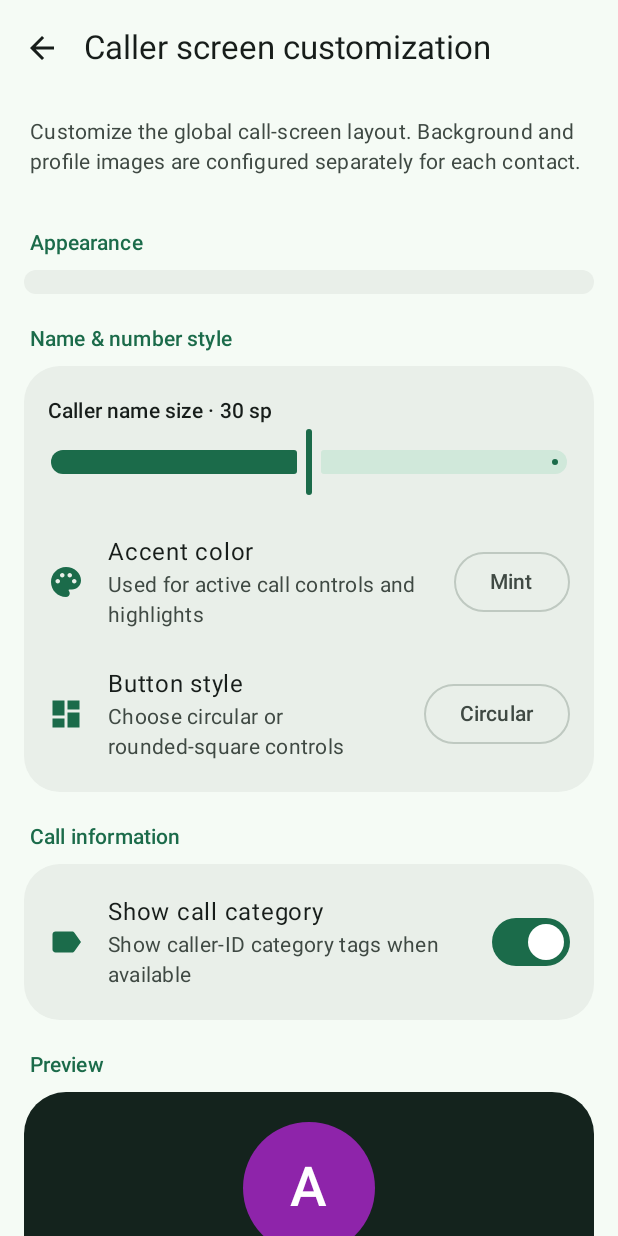
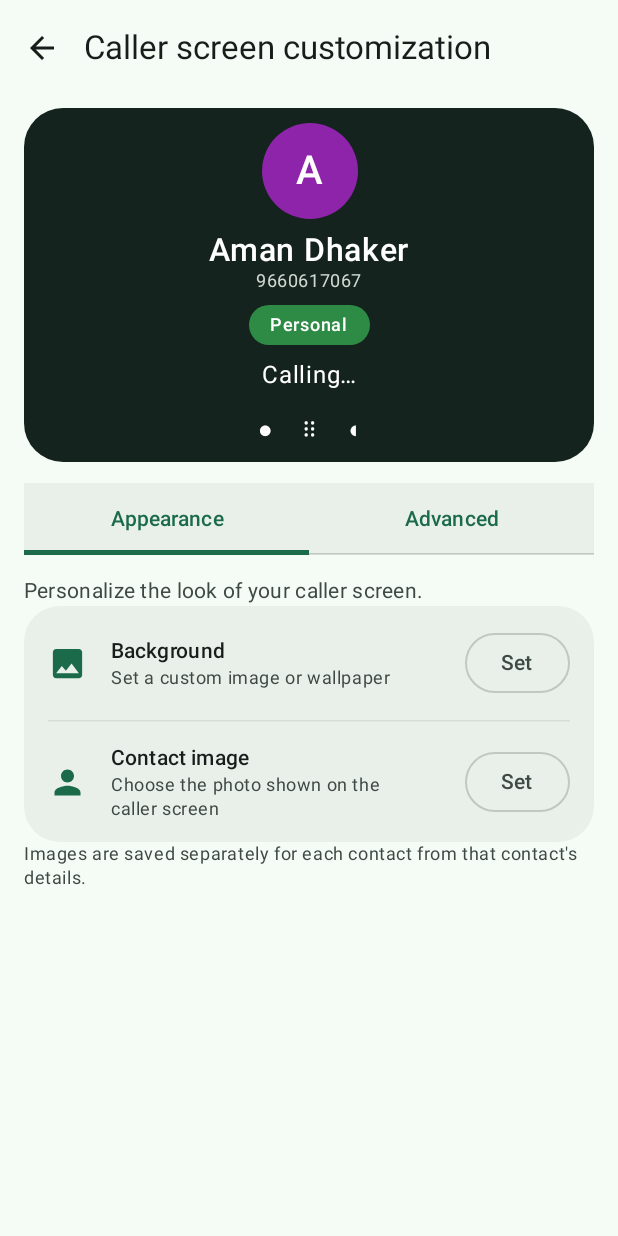
Before and after one commit to aman-dhakar-191/Contacts, an Android app built with Jetpack Compose: the screen it shows after launch (MainActivity), after a tap on "Caller screen customization", on a phone screen of 412 x 824 dp. Run offline under Robolectric (Android 15) with nearby library versions, the phone set to English and light mode, and no system bars; pictures from the network do not load; 1 statement that could not run was skipped; 2 other taps on this screen came first.

Commit message:
Redesign caller screen customization UI

```diff
--- a/app/src/main/java/io/github/amandhakar/contacts/ui/CallerScreenCustomization.kt
+++ b/app/src/main/java/io/github/amandhakar/contacts/ui/CallerScreenCustomization.kt
@@ -1,3 +1,5 @@
+@file:OptIn(androidx.compose.material3.ExperimentalMaterial3Api::class)
+
 package io.github.amandhakar.contacts.ui
 
 import android.content.Intent
@@ -6,46 +8,65 @@ import android.graphics.BitmapFactory
 import android.net.Uri
 import androidx.activity.compose.rememberLauncherForActivityResult
 import androidx.activity.result.contract.ActivityResultContracts
-import androidx.compose.material.icons.filled.Image
-import androidx.compose.material.icons.Icons
-import androidx.compose.material.icons.filled.Image
-import androidx.compose.material.icons.filled.Person
-import androidx.compose.material.icons.filled.Palette
-import androidx.compose.material.icons.filled.Dashboard
-import androidx.compose.material.icons.filled.Label
 import androidx.compose.foundation.background
+import androidx.compose.foundation.layout.Arrangement
 import androidx.compose.foundation.layout.Box
+import androidx.compose.foundation.layout.Column
+import androidx.compose.foundation.layout.Row
+import androidx.compose.foundation.layout.Spacer
 import androidx.compose.foundation.layout.fillMaxSize
 import androidx.compose.foundation.layout.fillMaxWidth
 import androidx.compose.foundation.layout.height
-import androidx.compose.foundation.layout.Column
-import androidx.compose.foundation.layout.Spacer
 import androidx.compose.foundation.layout.padding
+import androidx.compose.foundation.layout.size
+import androidx.compose.foundation.lazy.LazyColumn
+import androidx.compose.foundation.shape.CircleShape
 import androidx.compose.foundation.shape.RoundedCornerShape
-import androidx.compose.ui.draw.clip
-import androidx.compose.ui.Alignment
-import androidx.compose.material3.MaterialTheme
-import androidx.compose.material3.Slider
-import androidx.compose.material3.OutlinedButton
+import androidx.compose.material.icons.Icons
+import androidx.compose.material.icons.filled.Check
+import androidx.compose.material.icons.filled.ColorLens
+import androidx.compose.material.icons.filled.Dashboard
+import androidx.compose.material.icons.filled.Image
+import androidx.compose.material.icons.filled.Label
+import androidx.compose.material.icons.filled.Person
+import androidx.compose.material.icons.filled.RestartAlt
+import androidx.compose.material.icons.filled.TextFields
+import androidx.compose.material3.Card
+import androidx.compose.material3.CardDefaults
 import androidx.compose.material3.DropdownMenu
 import androidx.compose.material3.DropdownMenuItem
+import androidx.compose.material3.FilterChip
+import androidx.compose.material3.Icon
+import androidx.compose.material3.MaterialTheme
+import androidx.compose.material3.OutlinedButton
+import androidx.compose.material3.Slider
+import androidx.compose.material3.Surface
+import androidx.compose.material3.Switch
+import androidx.compose.material3.Tab
+import androidx.compose.material3.TabRow
 import androidx.compose.material3.Text
+import androidx.compose.material3.TextButton
 import androidx.compose.runtime.Composable
 import androidx.compose.runtime.getValue
 import androidx.compose.runtime.mutableStateOf
 import androidx.compose.runtime.produceState
 import androidx.compose.runtime.remember
 import androidx.compose.runtime.setValue
+import androidx.compose.ui.Alignment
 import androidx.compose.ui.Modifier
+import androidx.compose.ui.draw.clip
 import androidx.compose.ui.graphics.Color
 import androidx.compose.ui.graphics.asImageBitmap
 import androidx.compose.ui.layout.ContentScale
 import androidx.compose.ui.platform.LocalContext
+import androidx.compose.ui.text.font.FontWeight
 import androidx.compose.ui.unit.dp
 import androidx.compose.ui.unit.sp
 import io.github.amandhakar.contacts.AppViewModel
 import kotlinx.coroutines.Dispatchers
 import kotlinx.coroutines.withContext
+
+private enum class CustomizationTab { Appearance, Advanced }
 
 @Composable
 fun CallerScreenCustomizationScreen(vm: AppViewModel, contactId: Long? = null) {
@@ -56,13 +77,12 @@ fun CallerScreenCustomizationScreen(vm: AppViewModel, contactId: Long? = null) {
     var nameSize by remember { mutableStateOf(vm.prefs.callerNameSizeSp.toFloat()) }
     var accentColor by remember { mutableStateOf(vm.prefs.callerAccentColor) }
     var buttonStyle by remember { mutableStateOf(vm.prefs.callerButtonStyle) }
+    var tab by remember { mutableStateOf(CustomizationTab.Appearance) }
     var accentMenu by remember { mutableStateOf(false) }
     var buttonMenu by remember { mutableStateOf(false) }
 
     fun keepUri(uri: Uri): String {
-        try {
-            ctx.contentResolver.takePersistableUriPermission(uri, Intent.FLAG_GRANT_READ_URI_PERMISSION)
-        } catch (_: Exception) { }
+        try { ctx.contentResolver.takePersistableUriPermission(uri, Intent.FLAG_GRANT_READ_URI_PERMISSION) } catch (_: Exception) { }
         return uri.toString()
     }
 
@@ -79,135 +99,103 @@ fun CallerScreenCustomizationScreen(vm: AppViewModel, contactId: Long? = null) {
         }
     }
 
-    Page(if (contactId == null) "Caller screen customization" else "Caller screen · contact", vm) { pad ->
-        androidx.compose.foundation.lazy.LazyColumn(
-            modifier = Modifier.fillMaxSize().background(MaterialTheme.colorScheme.background).then(Modifier)
-                .padding(pad),
-            contentPadding = androidx.compose.foundation.layout.PaddingValues(bottom = 28.dp),
+    Page(if (contactId == null) "Caller screen customization" else "Caller screen customization", vm) { pad ->
+        LazyColumn(
+            modifier = Modifier.fillMaxSize().background(MaterialTheme.colorScheme.background).padding(pad),
+            contentPadding = androidx.compose.foundation.layout.PaddingValues(start = 16.dp, end = 16.dp, top = 8.dp, bottom = 32.dp),
+            verticalArrangement = Arrangement.spacedBy(14.dp),
         ) {
             item {
-                Text(
-                    if (contactId == null) "Customize the global call-screen layout. Background and profile images are configured separately for each contact." else "Choose images used only when calling this contact. Other contacts keep their own images.",
-                    Modifier.padding(horizontal = 20.dp, vertical = 14.dp),
-                    style = MaterialTheme.typography.bodyMedium,
-                    color = MaterialTheme.colorScheme.onSurfaceVariant,
-                )
-                SectionLabel("Appearance")
-                GroupCard {
-                    if (contactId != null) InfoRow(
-                        androidx.compose.material.icons.Icons.Filled.Image, "Background image",
-                        if (backgroundUri == null) "Use a photo or wallpaper behind call controls" else "Custom background selected",
-                        onClick = { backgroundPicker.launch(arrayOf("image/*")) },
-                    )
-                    if (backgroundUri != null) InfoRow(null, "Remove background", "Return to the original dark gradient", onClick = {
-                        backgroundUri = null
-                        contactId?.let { vm.prefs.setContactCallerBackgroundUri(it, null) }
-                    })
-                    if (contactId != null) InfoRow(
-                        androidx.compose.material.icons.Icons.Filled.Person, "Caller profile image",
-                        if (fallbackPhotoUri == null) "Used when a caller has no contact photo" else "Custom fallback image selected",
-                        onClick = { photoPicker.launch(arrayOf("image/*")) },
-                    )
-                    if (fallbackPhotoUri != null) InfoRow(null, "Remove default image", "Return to generated initials", onClick = {
-                        fallbackPhotoUri = null
-                        contactId?.let { vm.prefs.setContactCallerPhotoUri(it, null) }
-                    })
-                }
-                if (contactId == null) {
-                SectionLabel("Name & number style")
-                GroupCard {
-                    Column(Modifier.fillMaxWidth().padding(horizontal = 16.dp, vertical = 12.dp)) {
-                        Text("Caller name size · ${nameSize.toInt()} sp", style = MaterialTheme.typography.titleSmall)
-                        Slider(
-                            value = nameSize, onValueChange = { nameSize = it },
-                            onValueChangeFinished = { vm.prefs.callerNameSizeSp = nameSize.toInt() },
-                            valueRange = 24f..36f,
+                CallerMiniPreview(
+                    backgroundUri = backgroundUri,
+                    photoUri = fallbackPhotoUri,
+                    nameSize = nameSize,
+                    showCallLabel = showCallLabel,
                 )
             }
-                    InfoRow(
-                        androidx.compose.material.icons.Icons.Filled.Palette, "Accent color",
-                        "Used for active call controls and highlights",
-                        trailing = {
-                            Box {
-                                OutlinedButton(onClick = { accentMenu = true }) { Text(accentLabel(accentColor)) }
-                                DropdownMenu(expanded = accentMenu, onDismissRequest = { accentMenu = false }) {
-                                    listOf("#7DFFA0" to "Mint", "#80B8FF" to "Blue", "#D7A0FF" to "Purple", "#FFB86B" to "Amber").forEach { (hex, label) ->
-                                        DropdownMenuItem(text = { Text(label) }, onClick = {
-                                            accentColor = hex
-                                            vm.prefs.callerAccentColor = hex
-                                            accentMenu = false
-                                        })
+            item {
+                TabRow(selectedTabIndex = tab.ordinal, containerColor = MaterialTheme.colorScheme.surfaceContainer) {
+                    CustomizationTab.entries.forEach { item ->
+                        Tab(selected = tab == item, onClick = { tab = item }, text = { Text(item.name) })
                     }
                 }
             }
-                        },
-                    )
-                    InfoRow(
-                        androidx.compose.material.icons.Icons.Filled.Dashboard, "Button style",
-                        "Choose circular or rounded-square controls",
-                        trailing = {
-                            Box {
-                                OutlinedButton(onClick = { buttonMenu = true }) { Text(if (buttonStyle == "rounded") "Rounded" else "Circular") }
-                                DropdownMenu(expanded = buttonMenu, onDismissRequest = { buttonMenu = false }) {
-                                    DropdownMenuItem(text = { Text("Circular") }, onClick = {
-                                        buttonStyle = "circle"; vm.prefs.callerButtonStyle = buttonStyle; buttonMenu = false
-                                    })
-                                    DropdownMenuItem(text = { Text("Rounded") }, onClick = {
-                                        buttonStyle = "rounded"; vm.prefs.callerButtonStyle = buttonStyle; buttonMenu = false
-                                    })
+            if (tab == CustomizationTab.Appearance) {
+                item {
+                    Text("Personalize the look of your caller screen.", style = MaterialTheme.typography.bodyMedium, color = MaterialTheme.colorScheme.onSurfaceVariant)
+                    CustomizationGroup {
+                        CustomizationRow(Icons.Filled.Image, "Background", if (backgroundUri == null) "Set a custom image or wallpaper" else "Custom wallpaper selected") {
+                            backgroundPicker.launch(arrayOf("image/*"))
+                        }
+                        CustomizationDivider()
+                        CustomizationRow(Icons.Filled.Person, "Contact image", if (fallbackPhotoUri == null) "Choose the photo shown on the caller screen" else "Custom caller image selected") {
+                            photoPicker.launch(arrayOf("image/*"))
                         }
                     }
-                        },
-                    )
-                }
-                SectionLabel("Call information")
-                GroupCard {
-                    InfoRow(
-                        androidx.compose.material.icons.Icons.Filled.Label, "Show call category",
-                        "Show caller-ID category tags when available",
-                        onClick = { showCallLabel = !showCallLabel; vm.prefs.callerShowCallLabel = showCallLabel },
-                        trailing = {
-                            androidx.compose.material3.Switch(
-                                checked = showCallLabel,
-                                onCheckedChange = { showCallLabel = it; vm.prefs.callerShowCallLabel = it },
-                            )
-                        },
-                    )
-                }
-                }
-                SectionLabel("Preview")
-                Box(
-                    Modifier.fillMaxWidth().padding(horizontal = 16.dp).height(300.dp)
-                        .clip(RoundedCornerShape(28.dp)).background(Color(0xFF14231D)),
-                ) {
-                    CallerScreenBackdrop(backgroundUri)
-                    Column(
-                        Modifier.fillMaxSize().padding(20.dp),
-                        horizontalAlignment = Alignment.CenterHorizontally,
-                        verticalArrangement = androidx.compose.foundation.layout.Arrangement.Center,
-                    ) {
-                        Avatar("Aman Dhaker", fallbackPhotoUri, 88.dp)
-                        Spacer(Modifier.height(14.dp))
-                        Text("Aman Dhaker", style = MaterialTheme.typography.headlineSmall, color = Color.White, fontSize = nameSize.sp)
-                        Text("9660617067", style = MaterialTheme.typography.bodyLarge, color = Color(0xFFD0D8D3))
-                        if (showCallLabel) {
-                            androidx.compose.material3.Surface(
-                                color = Color(0xFF2E8B45), shape = RoundedCornerShape(24.dp),
-                                modifier = Modifier.padding(top = 10.dp),
-                            ) { Text("Personal", Modifier.padding(horizontal = 16.dp, vertical = 6.dp), color = Color.White) }
-                        }
-                        Text("Calling…", Modifier.padding(top = 14.dp), color = Color.White)
-                        Text("●     ⠿     ◖", Modifier.padding(top = 28.dp), color = Color.White)
-                    }
-                }
-                androidx.compose.material3.TextButton(
-                    onClick = {
+                    if (backgroundUri != null || fallbackPhotoUri != null) {
+                        TextButton(onClick = {
                             backgroundUri = null
                             fallbackPhotoUri = null
                             contactId?.let {
                                 vm.prefs.setContactCallerBackgroundUri(it, null)
                                 vm.prefs.setContactCallerPhotoUri(it, null)
-                        } ?: run {
+                            }
+                        }) { Icon(Icons.Filled.RestartAlt, null); Text("Reset contact images") }
+                    }
+                    if (contactId == null) {
+                        Text("Images are saved separately for each contact from that contact's details.", style = MaterialTheme.typography.bodySmall, color = MaterialTheme.colorScheme.onSurfaceVariant)
+                    } else {
+                        Text("These images apply only to this contact. Other contacts are unchanged.", style = MaterialTheme.typography.bodySmall, color = MaterialTheme.colorScheme.onSurfaceVariant)
+                    }
+                }
+            } else {
+                item {
+                    Text("These options apply globally to all calls.", style = MaterialTheme.typography.bodyMedium, color = MaterialTheme.colorScheme.onSurfaceVariant)
+                    CustomizationGroup {
+                        Column(Modifier.fillMaxWidth().padding(horizontal = 16.dp, vertical = 14.dp)) {
+                            Row(verticalAlignment = Alignment.CenterVertically) {
+                                Icon(Icons.Filled.TextFields, tint = MaterialTheme.colorScheme.primary, contentDescription = null)
+                                Column(Modifier.weight(1f).padding(start = 14.dp)) {
+                                    Text("Name & number style", style = MaterialTheme.typography.titleMedium)
+                                    Text("Caller name size · ${nameSize.toInt()} sp", style = MaterialTheme.typography.bodySmall, color = MaterialTheme.colorScheme.onSurfaceVariant)
+                                }
+                            }
+                            Slider(value = nameSize, onValueChange = { nameSize = it }, onValueChangeFinished = { vm.prefs.callerNameSizeSp = nameSize.toInt() }, valueRange = 24f..36f)
+                        }
+                        CustomizationDivider()
+                        CustomizationRow(Icons.Filled.Label, "Call info tag", "Show or hide caller category labels") {
+                            showCallLabel = !showCallLabel
+                            vm.prefs.callerShowCallLabel = showCallLabel
+                        }
+                        Row(Modifier.fillMaxWidth().padding(start = 16.dp, end = 12.dp, top = 4.dp, bottom = 4.dp), verticalAlignment = Alignment.CenterVertically) {
+                            Spacer(Modifier.weight(1f))
+                            Switch(checked = showCallLabel, onCheckedChange = { showCallLabel = it; vm.prefs.callerShowCallLabel = it })
+                        }
+                        CustomizationDivider()
+                        CustomizationRow(Icons.Filled.Dashboard, "Button style", "Choose circular or rounded-square controls") {
+                            buttonMenu = true
+                        }
+                        Box(Modifier.fillMaxWidth().padding(horizontal = 16.dp), contentAlignment = Alignment.CenterEnd) {
+                            OutlinedButton(onClick = { buttonMenu = true }) { Text(if (buttonStyle == "rounded") "Rounded" else "Circular") }
+                            DropdownMenu(expanded = buttonMenu, onDismissRequest = { buttonMenu = false }) {
+                                DropdownMenuItem(text = { Text("Circular") }, onClick = { buttonStyle = "circle"; vm.prefs.callerButtonStyle = buttonStyle; buttonMenu = false })
+                                DropdownMenuItem(text = { Text("Rounded") }, onClick = { buttonStyle = "rounded"; vm.prefs.callerButtonStyle = buttonStyle; buttonMenu = false })
+                            }
+                        }
+                        CustomizationDivider()
+                        CustomizationRow(Icons.Filled.ColorLens, "Color & theme", "Accent color for controls and highlights") {
+                            accentMenu = true
+                        }
+                        Box(Modifier.fillMaxWidth().padding(horizontal = 16.dp), contentAlignment = Alignment.CenterEnd) {
+                            OutlinedButton(onClick = { accentMenu = true }) { Text(accentLabel(accentColor)) }
+                            DropdownMenu(expanded = accentMenu, onDismissRequest = { accentMenu = false }) {
+                                listOf("#7DFFA0" to "Mint", "#80B8FF" to "Blue", "#D7A0FF" to "Purple", "#FFB86B" to "Amber").forEach { (hex, label) ->
+                                    DropdownMenuItem(text = { Text(label) }, onClick = { accentColor = hex; vm.prefs.callerAccentColor = hex; accentMenu = false })
+                                }
+                            }
+                        }
+                    }
+                    TextButton(onClick = {
                         showCallLabel = true
                         nameSize = 30f
                         accentColor = "#7DFFA0"
@@ -216,24 +204,85 @@ fun CallerScreenCustomizationScreen(vm: AppViewModel, contactId: Long? = null) {
                         vm.prefs.callerNameSizeSp = 30
                         vm.prefs.callerAccentColor = "#7DFFA0"
                         vm.prefs.callerButtonStyle = "circle"
+                    }) { Icon(Icons.Filled.RestartAlt, null); Text("Reset advanced settings") }
                 }
-                    },
-                    modifier = Modifier.padding(horizontal = 16.dp, vertical = 8.dp),
-                ) { Text(if (contactId == null) "Reset appearance settings" else "Reset images for this contact") }
             }
         }
     }
 }
 
-/** Optional wallpaper layer for the live call UI. Invalid or revoked image URIs fall back safely. */
+@Composable
+private fun CustomizationGroup(content: @Composable () -> Unit) {
+    Card(
+        modifier = Modifier.fillMaxWidth(),
+        shape = RoundedCornerShape(24.dp),
+        colors = CardDefaults.cardColors(containerColor = MaterialTheme.colorScheme.surfaceContainer),
+    ) { Column(content = { content() }) }
+}
+
+@Composable
+private fun CustomizationDivider() {
+    androidx.compose.material3.HorizontalDivider(Modifier.padding(horizontal = 16.dp), color = MaterialTheme.colorScheme.outlineVariant.copy(alpha = 0.45f))
+}
+
+@Composable
+private fun CustomizationRow(
+    icon: androidx.compose.ui.graphics.vector.ImageVector,
+    title: String,
+    subtitle: String,
+    onClick: () -> Unit,
+) {
+    androidx.compose.foundation.clickable
+    Row(
+        Modifier.fillMaxWidth().padding(horizontal = 16.dp, vertical = 14.dp),
+        verticalAlignment = Alignment.CenterVertically,
+    ) {
+        Icon(icon, null, Modifier.size(26.dp), tint = MaterialTheme.colorScheme.primary)
+        Column(Modifier.weight(1f).padding(start = 16.dp, end = 8.dp)) {
+            Text(title, style = MaterialTheme.typography.titleSmall)
+            Text(subtitle, style = MaterialTheme.typography.bodySmall, color = MaterialTheme.colorScheme.onSurfaceVariant)
+        }
+        Icon(Icons.Filled.Check, null, tint = MaterialTheme.colorScheme.primary.copy(alpha = 0.0f))
+        OutlinedButton(onClick = onClick) { Text("Set") }
+    }
+}
+
+@Composable
+private fun CallerMiniPreview(
+    backgroundUri: String?,
+    photoUri: String?,
+    nameSize: Float,
+    showCallLabel: Boolean,
+) {
+    Box(
+        Modifier.fillMaxWidth().height(236.dp).clip(RoundedCornerShape(26.dp)).background(Color(0xFF14231D)),
+        contentAlignment = Alignment.Center,
+    ) {
+        CallerScreenBackdrop(backgroundUri)
+        Column(horizontalAlignment = Alignment.CenterHorizontally, verticalArrangement = Arrangement.Center) {
+            Avatar("Aman Dhaker", photoUri, 64.dp)
+            Spacer(Modifier.height(8.dp))
+            Text("Aman Dhaker", color = Color.White, fontSize = (nameSize * 0.72f).sp, fontWeight = FontWeight.Medium)
+            Text("9660617067", color = Color(0xFFD0D8D3), style = MaterialTheme.typography.bodySmall)
+            if (showCallLabel) {
+                Surface(color = Color(0xFF2E8B45), shape = RoundedCornerShape(20.dp), modifier = Modifier.padding(top = 8.dp)) {
+                    Text("Personal", Modifier.padding(horizontal = 14.dp, vertical = 5.dp), color = Color.White, style = MaterialTheme.typography.labelMedium)
+                }
+            }
+            Text("Calling…", Modifier.padding(top = 8.dp), color = Color.White)
+            Row(Modifier.padding(top = 12.dp), horizontalArrangement = Arrangement.spacedBy(18.dp)) {
+                listOf("●", "⠿", "◖").forEach { Text(it, color = Color.White, style = MaterialTheme.typography.titleMedium) }
+            }
+        }
+    }
+}
+
 @Composable
 fun CallerScreenBackdrop(uri: String?) {
     val context = LocalContext.current
     val bitmap by produceState<Bitmap?>(null, uri) {
         value = if (uri.isNullOrBlank()) null else withContext(Dispatchers.IO) {
-            try {
-                context.contentResolver.openInputStream(Uri.parse(uri))?.use { BitmapFactory.decodeStream(it) }
-            } catch (_: Exception) { null }
+            try { context.contentResolver.openInputStream(Uri.parse(uri))?.use { BitmapFactory.decodeStream(it) } } catch (_: Exception) { null }
         }
     }
     val image = bitmap
```
Lines whose indentation alone changed are shown as unchanged.
